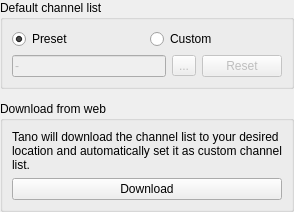
This is src/ui/settings/SettingsPlaylist.ui in ntadej/tano as Qt 5 draws it before an edit. The edited form follows.
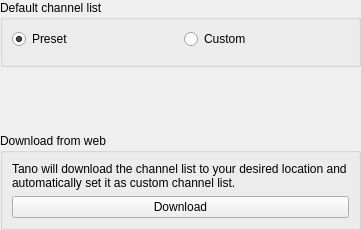
This is the edited form. Icons and pictures are not drawn. Custom widgets are drawn as their Qt base class.

```diff
--- a/src/ui/settings/SettingsPlaylist.ui
+++ b/src/ui/settings/SettingsPlaylist.ui
@@ -2,18 +2,26 @@
 <ui version="4.0">
  <class>SettingsPlaylist</class>
  <widget class="QWidget" name="SettingsPlaylist">
+  <property name="geometry">
+   <rect>
+    <x>0</x>
+    <y>0</y>
+    <width>361</width>
+    <height>230</height>
+   </rect>
+  </property>
   <layout class="QVBoxLayout" name="verticalLayout">
    <property name="margin">
     <number>0</number>
    </property>
    <item>
-    <widget class="QGroupBox" name="defaultPlaylistBox">
+    <widget class="QGroupBox" name="groupDefault">
      <property name="title">
       <string>Default channel list</string>
      </property>
      <layout class="QGridLayout" name="gridLayout_4">
       <item row="0" column="0">
-       <widget class="QRadioButton" name="presetPlaylistRadio">
+       <widget class="QRadioButton" name="radioPreset">
         <property name="text">
          <string>Preset</string>
         </property>
@@ -22,66 +30,16 @@
         </property>
        </widget>
       </item>
-      <item row="2" column="0" colspan="2">
-       <layout class="QHBoxLayout" name="browseLayout">
-        <item>
-         <widget class="QLineEdit" name="playlistLineEdit">
-          <property name="enabled">
-           <bool>false</bool>
-          </property>
-          <property name="text">
-           <string notr="true">-</string>
-          </property>
-          <property name="readOnly">
-           <bool>true</bool>
-          </property>
-         </widget>
-        </item>
-        <item>
-         <widget class="QToolButton" name="browsePlaylistButton">
-          <property name="enabled">
-           <bool>false</bool>
-          </property>
-          <property name="text">
-           <string>...</string>
-          </property>
-         </widget>
-        </item>
-        <item>
-         <widget class="QPushButton" name="resetPlaylistButton">
-          <property name="enabled">
-           <bool>false</bool>
-          </property>
-          <property name="maximumSize">
-           <size>
-            <width>16777215</width>
-            <height>25</height>
-           </size>
-          </property>
-          <property name="text">
-           <string>Reset</string>
-          </property>
-          <property name="icon">
-           <iconset resource="../../../data/icons.qrc">
-            <normaloff>:/icons/24x24/refresh.png</normaloff>:/icons/24x24/refresh.png</iconset>
-          </property>
-          <property name="iconSize">
-           <size>
-            <width>24</width>
-            <height>24</height>
-           </size>
-          </property>
-         </widget>
-        </item>
-       </layout>
-      </item>
       <item row="0" column="1">
-       <widget class="QRadioButton" name="customPlaylistRadio">
+       <widget class="QRadioButton" name="radioCustom">
         <property name="text">
          <string>Custom</string>
         </property>
        </widget>
       </item>
+      <item row="1" column="0" colspan="2">
+       <widget class="BrowseWidget" name="browseCustom" native="true"/>
+      </item>
      </layout>
     </widget>
    </item>
@@ -89,7 +47,7 @@
     <widget class="PlaylistSelect" name="select" native="true"/>
    </item>
    <item>
-    <widget class="QGroupBox" name="webBox">
+    <widget class="QGroupBox" name="groupWeb">
      <property name="title">
       <string>Download from web</string>
      </property>
@@ -105,7 +63,7 @@
        </widget>
       </item>
       <item>
-       <widget class="QPushButton" name="downloadButton">
+       <widget class="QPushButton" name="buttonDownload">
         <property name="text">
          <string>Download</string>
         </property>
@@ -123,6 +81,12 @@
    <header>ui/playlist/PlaylistSelect.h</header>
    <container>1</container>
   </customwidget>
+  <customwidget>
+   <class>BrowseWidget</class>
+   <extends>QWidget</extends>
+   <header>ui/core/BrowseWidget.h</header>
+   <container>1</container>
+  </customwidget>
  </customwidgets>
  <resources>
   <include location="../../../data/icons.qrc"/>
```
Left out of the diff: 72 changed lines with no effect on the pictures.
